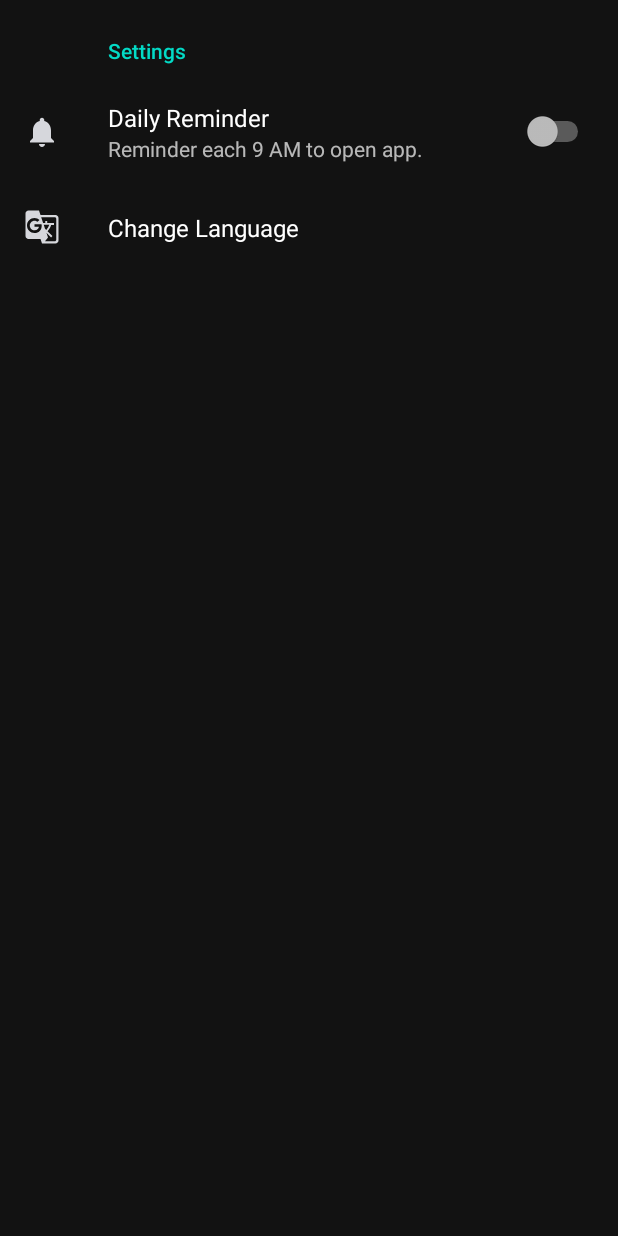
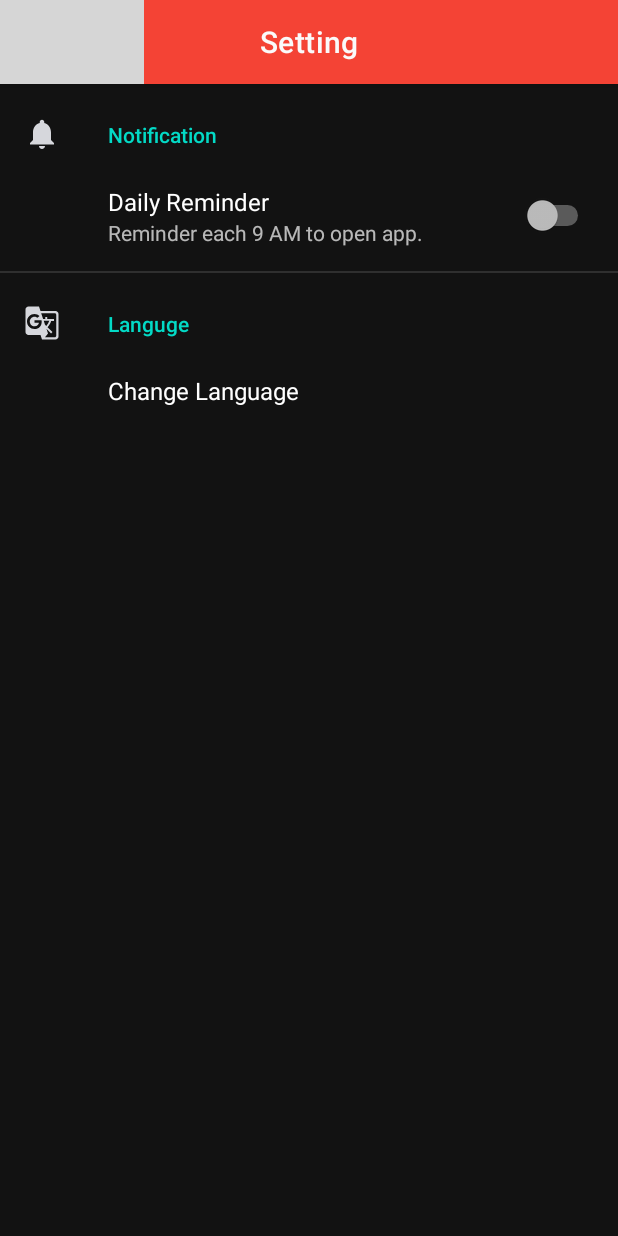
Before and after one commit to un-ro/github-user, an Android app: the SettingFragment screen opened through its navigation route, on a phone screen of 412 x 824 dp. Run offline under Robolectric (Android 15) with nearby library versions, the phone set to English and light mode, and no system bars; our stand-ins replace androidx.preference; Roboto replaces fonts that are not available here; 1 statement that could not run was skipped; grey boxes are pictures that could not be loaded.

Commit message:
Settings Page: - Change UI

```diff
--- a/app/src/main/java/com/unero/githubuser/ui/fragments/setting/SettingFragment.kt
+++ b/app/src/main/java/com/unero/githubuser/ui/fragments/setting/SettingFragment.kt
@@ -4,6 +4,11 @@ import android.content.Intent
 import android.content.SharedPreferences
 import android.os.Bundle
 import android.provider.Settings
+import android.view.LayoutInflater
+import android.view.View
+import android.view.ViewGroup
+import androidx.appcompat.widget.Toolbar
+import androidx.navigation.findNavController
 import androidx.preference.Preference
 import androidx.preference.PreferenceFragmentCompat
 import androidx.preference.PreferenceManager
@@ -23,6 +28,25 @@ class SettingFragment: PreferenceFragmentCompat(), SharedPreferences.OnSharedPre
         reminder()
         alarmReceiver = AlarmReceiver()
         setSharedPref()
+    }
+
+    override fun onCreateView(
+        inflater: LayoutInflater,
+        container: ViewGroup?,
+        savedInstanceState: Bundle?
+    ): View {
+        val defaultView = super.onCreateView(inflater, container, savedInstanceState)
+        val newLayout = inflater.inflate(R.layout.pref_template, container, false) as ViewGroup
+        newLayout.addView(defaultView)
+        return newLayout
+    }
+
+    override fun onViewCreated(view: View, savedInstanceState: Bundle?) {
+        super.onViewCreated(view, savedInstanceState)
+        val toolbar = view.findViewById<Toolbar>(R.id.toolbar)
+        toolbar.setNavigationOnClickListener {
+            view.findNavController().popBackStack()
+        }
     }
 
     private fun setSharedPref() {
--- /dev/null
+++ b/app/src/main/res/layout/pref_template.xml
@@ -0,0 +1,28 @@
+<?xml version="1.0" encoding="utf-8"?>
+<LinearLayout xmlns:android="http://schemas.android.com/apk/res/android"
+    android:layout_width="match_parent"
+    android:layout_height="match_parent"
+    xmlns:app="http://schemas.android.com/apk/res-auto"
+    android:orientation="vertical">
+
+    <com.google.android.material.appbar.AppBarLayout
+        android:id="@+id/appbar"
+        android:layout_width="match_parent"
+        android:layout_height="?attr/actionBarSize"
+        app:layout_constraintTop_toTopOf="parent">
+
+        <com.google.android.material.appbar.MaterialToolbar
+            android:id="@+id/toolbar"
+            style="@style/Widget.App.Toolbar"
+            app:title="Setting"
+            app:titleCentered="true"
+            app:navigationIcon="@drawable/ic_back" >
+        </com.google.android.material.appbar.MaterialToolbar>
+    </com.google.android.material.appbar.AppBarLayout>
+
+    <FrameLayout
+        android:id="@+id/list_container"
+        android:layout_width="match_parent"
+        android:layout_height="wrap_content"/>
+
+</LinearLayout>
--- a/app/src/main/res/xml/preferences.xml
+++ b/app/src/main/res/xml/preferences.xml
@@ -2,18 +2,23 @@
 <PreferenceScreen xmlns:android="http://schemas.android.com/apk/res/android">
 
     <PreferenceCategory
-        android:title="Settings">
+        android:icon="@drawable/icon_notification"
+        android:title="Notification" >
 
         <SwitchPreference
             android:key="key_alarm"
-            android:icon="@drawable/icon_notification"
             android:title="Daily Reminder"
             android:summary="Reminder each 9 AM to open app." />
+
+    </PreferenceCategory>
+
+    <PreferenceCategory
+        android:icon="@drawable/icon_language"
+        android:title="Languge">
 
         <Preference
             android:key="key_language"
             android:selectable="true"
-            android:icon="@drawable/icon_language"
             android:title="Change Language" />
 
     </PreferenceCategory>
```
